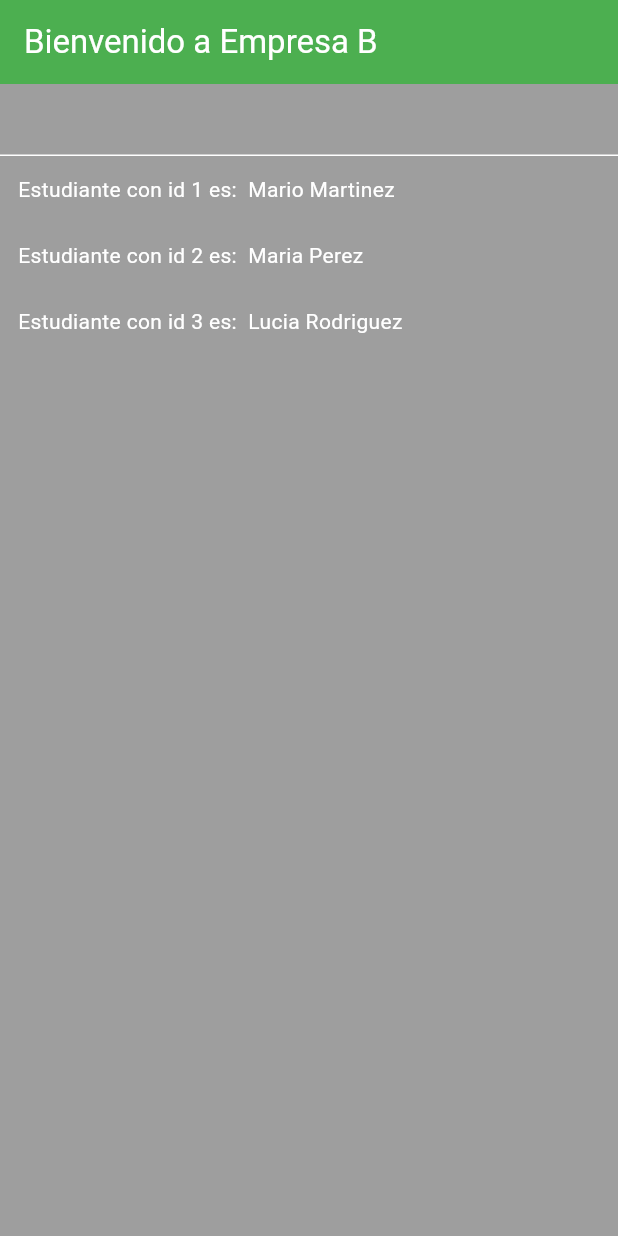
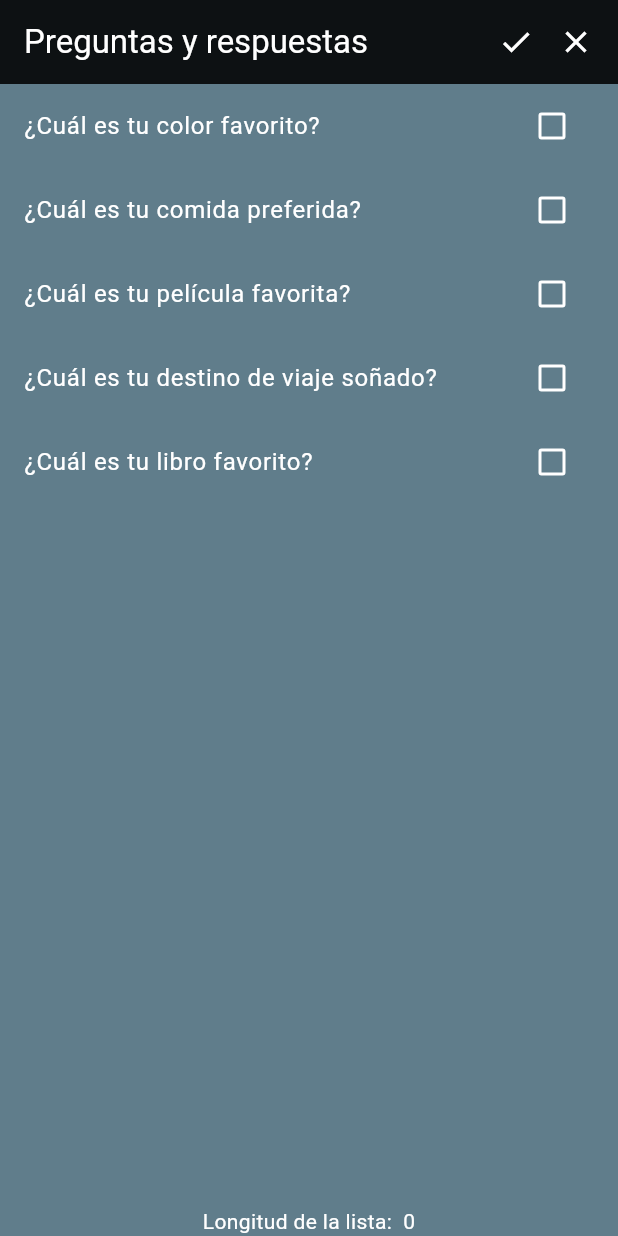
Before and after one commit to csandovalgt/bootcamp_lessons, a Flutter app: the screen it shows after launch, on a phone screen of 412 x 824 dp. Run offline on Flutter 3.47's test engine with Material 3 defaults, Android fonts, the phone set to English and light mode, and no system bars; missing offline and left inert: calculator.

```diff
--- a/analysis_options.yaml
+++ b/analysis_options.yaml
@@ -24,6 +24,7 @@ linter:
   rules:
     # avoid_print: false  # Uncomment to disable the `avoid_print` rule
     # prefer_single_quotes: true  # Uncomment to enable the `prefer_single_quotes` rule
+    require_trailing_commas: true
 
 # Additional information about this file can be found at
 # https://dart.dev/guides/language/analysis-options
--- a/lib/main.dart
+++ b/lib/main.dart
@@ -1,4 +1,5 @@
 import 'package:bootcamp_practices/ui/home_view.dart';
+import 'package:bootcamp_practices/ui/main_view.dart';
 import 'package:bootcamp_practices/ui/theme.dart';
 import 'package:flutter/material.dart';
 
@@ -17,9 +18,7 @@ class MyApp extends StatelessWidget {
       theme: UITheme.getTheme(
         const String.fromEnvironment('EMPRESA'),
       ),
-      home: MyHomePage(
-          title:
-              'Bienvenido a ${UITheme.getName(const String.fromEnvironment('EMPRESA'))}'),
+      home: MainView(),
     );
   }
 }
--- /dev/null
+++ b/lib/ui/main_view.dart
@@ -0,0 +1,85 @@
+import 'package:flutter/material.dart';
+
+class MainView extends StatefulWidget {
+  const MainView({super.key});
+
+  @override
+  State<MainView> createState() => _MainViewState();
+}
+
+class _MainViewState extends State<MainView> {
+  List<String> questions = [
+    '¿Cuál es tu color favorito?', // Ejemplo de pregunta
+    '¿Cuál es tu comida preferida?', // Ejemplo de pregunta
+    '¿Cuál es tu película favorita?', // Ejemplo de pregunta
+    '¿Cuál es tu destino de viaje soñado?', // Ejemplo de pregunta
+    '¿Cuál es tu libro favorito?', // Ejemplo de pregunta
+  ];
+
+  List<String> selected = [];
+
+  @override
+  Widget build(BuildContext context) {
+    return Scaffold(
+      backgroundColor: Colors.blueGrey,
+      appBar: AppBar(
+        backgroundColor: Colors.black87,
+        title: const Text("Preguntas y respuestas"),
+        actions: [
+          Padding(
+            padding: const EdgeInsets.only(
+              right: 16,
+            ),
+            child: InkWell(
+              onTap: () {
+                setState(() {});
+              },
+              child: const Icon(
+                Icons.check,
+              ),
+            ),
+          ),
+          Padding(
+            padding: const EdgeInsets.only(
+              right: 16,
+            ),
+            child: InkWell(
+              onTap: () {
+                setState(() {
+                  selected.clear();
+                });
+              },
+              child: const Icon(
+                Icons.clear,
+              ),
+            ),
+          ),
+        ],
+      ),
+      body: Column(
+        children: [
+          Expanded(
+            child: ListView.builder(
+                itemCount: questions.length,
+                itemBuilder: (BuildContext context, int index) {
+                  return CheckboxListTile(
+                    value: selected.contains(questions[index]),
+                    onChanged: (value) {
+                      setState(() {
+                        if (selected.contains(questions[index])) {
+                          selected.remove(questions[index]);
+                        } else {
+                          selected.add(questions[index]);
+                        }
+                      });
+                    },
+                    title: Text(questions[index]),
+                  );
+                }),
+          ),
+          Text("Longitud de la lista:  ${selected.length}"),
+        ],
+      ),
+    );
+  }
+}
--- a/lib/ui/ui_utils.dart
+++ b/lib/ui/ui_utils.dart
@@ -45,6 +45,4 @@ class Math {
   static bool isTheSame({required int a, int b = 4}) {
     return a == b;
   }
-
-
 }
```
Also changed, not shown: lib/ui/home_view.dart (+31 -2 lines), lib/ui/theme.dart (+3 -4 lines), lib/constants.dart (line endings or trailing spaces), lib/ui/mixin.dart (line endings or trailing spaces), lib/ui/string_mixin.dart (line endings or trailing spaces).
